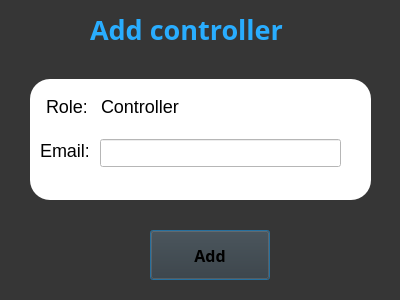
The window that UI/ui_CustomDialog.ui (dragonjjr/Network_21HCB) describes before a commit, drawn with Qt 5.
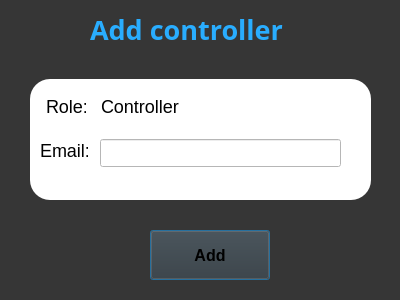
The same window after the commit.

Commit message: fix font and prevent resize window

What changed in the file:
```diff
--- a/UI/ui_CustomDialog.ui
+++ b/UI/ui_CustomDialog.ui
@@ -27,7 +27,7 @@
    </property>
    <property name="font">
     <font>
-     <family>Century Gothic</family>
+     <family>Arial</family>
      <pointsize>12</pointsize>
      <weight>75</weight>
      <bold>true</bold>
```
Left out of the diff: 2 changed lines with no effect on the pictures. The commit also changes 3 other files.
